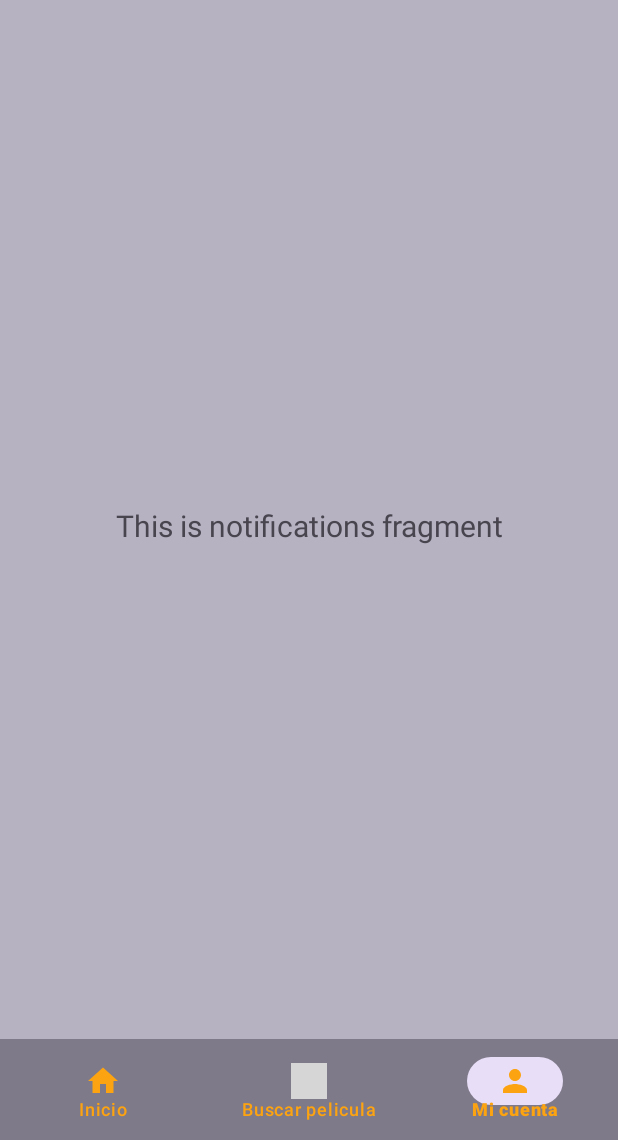
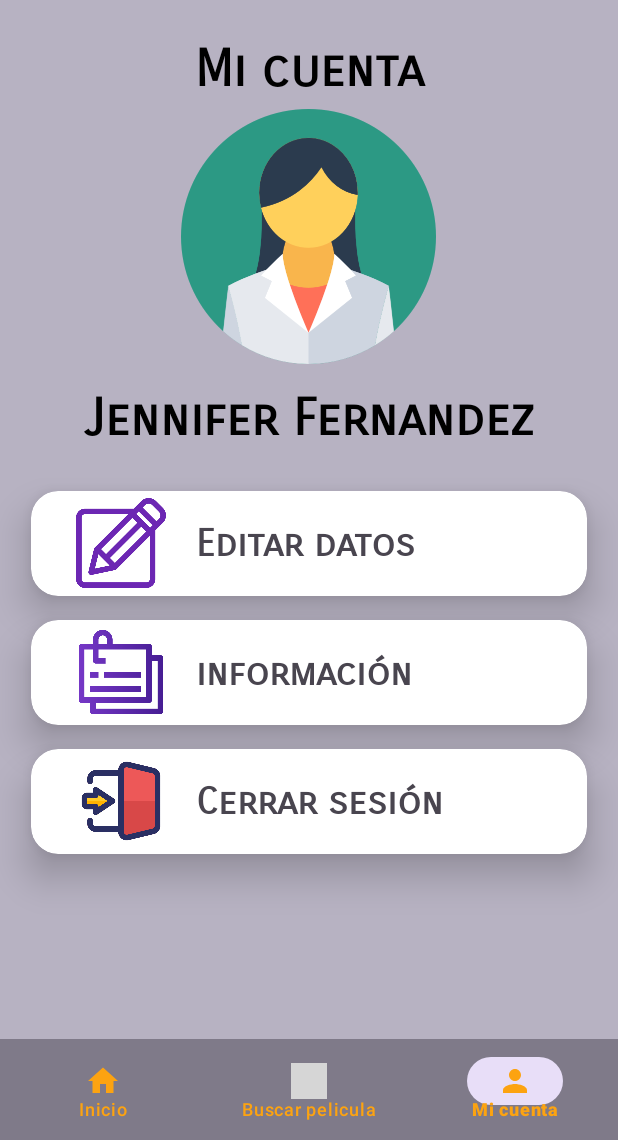
Before and after one commit to PauloRamos2255/ProyectoPeli2, an Android app: the NotificationsFragment screen opened through its navigation route, on a phone screen of 412 x 824 dp, the part 96-1236 px from its top. Run offline under Robolectric (Android 15) with nearby library versions, the phone set to English and light mode, and no system bars; our stand-ins replace navigation-ui; pictures from the network do not load; grey boxes are pictures that could not be loaded.

Commit message:
git add.

```diff
--- a/app/build.gradle.kts
+++ b/app/build.gradle.kts
@@ -54,4 +54,6 @@ dependencies {
     testImplementation("junit:junit:4.13.2")
     androidTestImplementation("androidx.test.ext:junit:1.1.5")
     androidTestImplementation("androidx.test.espresso:espresso-core:3.5.1")
+    implementation ("com.google.android.material:material:1.4.0")
+
 }
--- a/app/src/main/java/com/example/proyectopeli/ui/notifications/NotificationsFragment.java
+++ b/app/src/main/java/com/example/proyectopeli/ui/notifications/NotificationsFragment.java
@@ -24,10 +24,9 @@ public class NotificationsFragment extends Fragment {
         binding = FragmentNotificationsBinding.inflate(inflater, container, false);
         View root = binding.getRoot();
 
-        final TextView textView = binding.textNotifications;
-        notificationsViewModel.getText().observe(getViewLifecycleOwner(), textView::setText);
         return root;
     }
+
 
     @Override
     public void onDestroyView() {
--- /dev/null
+++ b/app/src/main/res/drawable/baseline_create_24.xml
@@ -0,0 +1,5 @@
+<vector android:height="24dp" android:tint="#5B49D6"
+    android:viewportHeight="24" android:viewportWidth="24"
+    android:width="24dp" xmlns:android="http://schemas.android.com/apk/res/android">
+    <path android:fillColor="@android:color/white" android:pathData="M3,17.25V21h3.75L17.81,9.94l-3.75,-3.75L3,17.25zM20.71,7.04c0.39,-0.39 0.39,-1.02 0,-1.41l-2.34,-2.34c-0.39,-0.39 -1.02,-0.39 -1.41,0l-1.83,1.83 3.75,3.75 1.83,-1.83z"/>
+</vector>
--- a/app/src/main/res/drawable/baseline_home_24.xml
+++ b/app/src/main/res/drawable/baseline_home_24.xml
@@ -1,4 +1,4 @@
-<vector android:height="24dp" android:tint="@color/black"
+<vector android:height="24dp"
     android:viewportHeight="24" android:viewportWidth="24"
     android:width="24dp" xmlns:android="http://schemas.android.com/apk/res/android">
     <path
--- a/app/src/main/res/layout/fragment_notifications.xml
+++ b/app/src/main/res/layout/fragment_notifications.xml
@@ -1,23 +1,178 @@
 <?xml version="1.0" encoding="utf-8"?>
-<androidx.constraintlayout.widget.ConstraintLayout xmlns:android="http://schemas.android.com/apk/res/android"
+<LinearLayout xmlns:android="http://schemas.android.com/apk/res/android"
     xmlns:app="http://schemas.android.com/apk/res-auto"
     xmlns:tools="http://schemas.android.com/tools"
     android:layout_width="match_parent"
     android:layout_height="match_parent"
     android:background="@color/morado1"
+    android:orientation="vertical"
     tools:context=".ui.notifications.NotificationsFragment">
 
-    <TextView
-        android:id="@+id/text_notifications"
+
+
+    <LinearLayout
         android:layout_width="match_parent"
         android:layout_height="wrap_content"
-        android:layout_marginStart="8dp"
-        android:layout_marginTop="8dp"
-        android:layout_marginEnd="8dp"
-        android:textAlignment="center"
-        android:textSize="20sp"
-        app:layout_constraintBottom_toBottomOf="parent"
-        app:layout_constraintEnd_toEndOf="parent"
-        app:layout_constraintStart_toStartOf="parent"
-        app:layout_constraintTop_toTopOf="parent" />
-</androidx.constraintlayout.widget.ConstraintLayout>
+        android:orientation="vertical">
+
+        <TextView
+            android:id="@+id/textView2"
+            android:layout_width="match_parent"
+            android:layout_height="wrap_content"
+            android:layout_marginTop="25dp"
+            android:fontFamily="sans-serif-smallcaps"
+            android:gravity="center"
+            android:text="Mi cuenta"
+            android:textColor="@color/black"
+            android:textStyle="bold"
+            android:textSize="34sp" />
+
+        <ImageView
+            android:id="@+id/imageView"
+            android:layout_width="170dp"
+            android:layout_height="170dp"
+            android:layout_gravity="center"
+            android:layout_marginTop="6dp"
+            android:src="@drawable/foto" />
+
+        <TextView
+            android:id="@+id/textView3"
+            android:layout_width="match_parent"
+            android:layout_height="wrap_content"
+            android:layout_marginTop="15dp"
+            android:fontFamily="sans-serif-smallcaps"
+            android:gravity="center"
+            android:text="Jennifer Fernandez"
+            android:textColor="@color/black"
+            android:textSize="34sp"
+            android:textStyle="bold" />
+
+    </LinearLayout>
+    <androidx.cardview.widget.CardView
+        android:layout_width="match_parent"
+        android:layout_height="wrap_content"
+        app:cardCornerRadius="18dp"
+        app:cardElevation="15dp"
+        app:cardUseCompatPadding="true"
+        app:cardBackgroundColor="@color/white">
+
+        <LinearLayout
+            android:layout_width="match_parent"
+            android:layout_height="70dp">
+
+            <ImageView
+                android:id="@+id/editarD"
+                android:layout_width="60dp"
+                android:layout_height="60dp"
+                android:layout_gravity="center"
+                android:layout_marginStart="30dp"
+                android:src="@drawable/editar" />
+
+            <LinearLayout
+                android:layout_width="wrap_content"
+                android:layout_height="wrap_content"
+                android:layout_gravity="center"
+                android:layout_marginStart="20dp"
+                android:orientation="vertical">
+
+                <TextView
+                    android:id="@+id/editar"
+                    android:layout_width="wrap_content"
+                    android:layout_height="wrap_content"
+                    android:fontFamily="sans-serif-smallcaps"
+                    android:text="Editar datos"
+                    android:textSize="25dp"
+                    android:textStyle="bold" />
+
+            </LinearLayout>
+
+        </LinearLayout>
+    </androidx.cardview.widget.CardView>
+
+    <androidx.cardview.widget.CardView
+        android:layout_width="match_parent"
+        android:layout_height="wrap_content"
+        app:cardCornerRadius="18dp"
+        app:cardElevation="15dp"
+        android:layout_marginTop="-40dp"
+        app:cardUseCompatPadding="true"
+        app:cardBackgroundColor="@color/white">
+
+        <LinearLayout
+            android:layout_width="match_parent"
+            android:layout_height="70dp">
+
+            <ImageView
+                android:id="@+id/politica"
+                android:layout_width="60dp"
+                android:layout_height="60dp"
+                android:layout_gravity="center"
+                android:layout_marginStart="30dp"
+                android:src="@drawable/politica" />
+
+            <LinearLayout
+                android:layout_width="wrap_content"
+                android:layout_height="wrap_content"
+                android:layout_gravity="center"
+                android:layout_marginStart="20dp"
+                android:orientation="vertical">
+
+                <TextView
+                    android:id="@+id/verPolitica"
+                    android:layout_width="wrap_content"
+                    android:layout_height="wrap_content"
+                    android:fontFamily="sans-serif-smallcaps"
+                    android:text="información"
+                    android:textSize="25dp"
+                    android:textStyle="bold" />
+
+            </LinearLayout>
+
+        </LinearLayout>
+    </androidx.cardview.widget.CardView>
+
+
+    <androidx.cardview.widget.CardView
+        android:layout_width="match_parent"
+        android:layout_height="wrap_content"
+        app:cardCornerRadius="18dp"
+        app:cardElevation="15dp"
+        android:layout_marginTop="-40dp"
+        app:cardUseCompatPadding="true"
+        app:cardBackgroundColor="@color/white">
+
+        <LinearLayout
+            android:layout_width="match_parent"
+            android:layout_height="70dp">
+
+            <ImageView
+                android:id="@+id/cerrarS"
+                android:layout_width="60dp"
+                android:layout_height="60dp"
+                android:layout_gravity="center"
+                android:layout_marginStart="30dp"
+                android:src="@drawable/cerrar" />
+
+            <LinearLayout
+                android:layout_width="wrap_content"
+                android:layout_height="wrap_content"
+                android:layout_gravity="center"
+                android:layout_marginStart="20dp"
+                android:orientation="vertical">
+
+                <TextView
+                    android:id="@+id/cerrar"
+                    android:layout_width="wrap_content"
+                    android:layout_height="wrap_content"
+                    android:fontFamily="sans-serif-smallcaps"
+                    android:text="Cerrar sesión"
+                    android:textSize="25dp"
+                    android:textStyle="bold" />
+
+            </LinearLayout>
+
+        </LinearLayout>
+
+    </androidx.cardview.widget.CardView>
+
+</LinearLayout>
--- a/app/src/main/res/layout/login.xml
+++ b/app/src/main/res/layout/login.xml
@@ -23,7 +23,7 @@
             android:layout_width="match_parent"
             android:layout_height="wrap_content"
             android:layout_gravity="center_horizontal"
-            android:background="@color/gris"
+            android:background="@color/white"
             android:orientation="vertical"
             android:padding="24dp">
 
@@ -58,6 +58,7 @@
                 android:drawablePadding="8dp"
                 android:ems="18"
                 android:hint="Usuario"
+                android:text="anuelitoramos@gmail.com"
                 android:inputType="text"
                 android:paddingLeft="15dp"
                 android:textColor="@color/black"
@@ -73,6 +74,7 @@
                 android:drawablePadding="8dp"
                 android:ems="18"
                 android:hint="Contraseña"
+                android:text="123"
                 android:inputType="textPassword"
                 android:paddingLeft="15dp"
                 android:textColor="@color/black"
--- a/app/src/main/res/values/colors.xml
+++ b/app/src/main/res/values/colors.xml
@@ -9,9 +9,10 @@
     <color name="white">#FFFFFFFF</color>
     <color name="azul">#4a4e69</color>
     <color name="amarillo">#FCA311</color>
-    <color name="gris">#edf2fb</color>
+
     <color name="morado">#7f7a89</color>
     <color name="morado1">#b7b2c2</color>
+    <color name="transparente">#80FFFFFF</color>
 
 
 </resources>
--- a/app/src/main/res/values/items.xml
+++ b/app/src/main/res/values/items.xml
@@ -6,6 +6,7 @@
         <item name="android:tint">@color/amarillo</item>
 
 
+
         <!-- Otros atributos de estilo -->
     </style>
 </resources>
```
Also changed, not shown: app/src/main/res/drawable/cerrar.png (added), app/src/main/res/drawable/editar.png (added), app/src/main/res/drawable/foto.png (added), app/src/main/res/drawable/politica.png (added).
